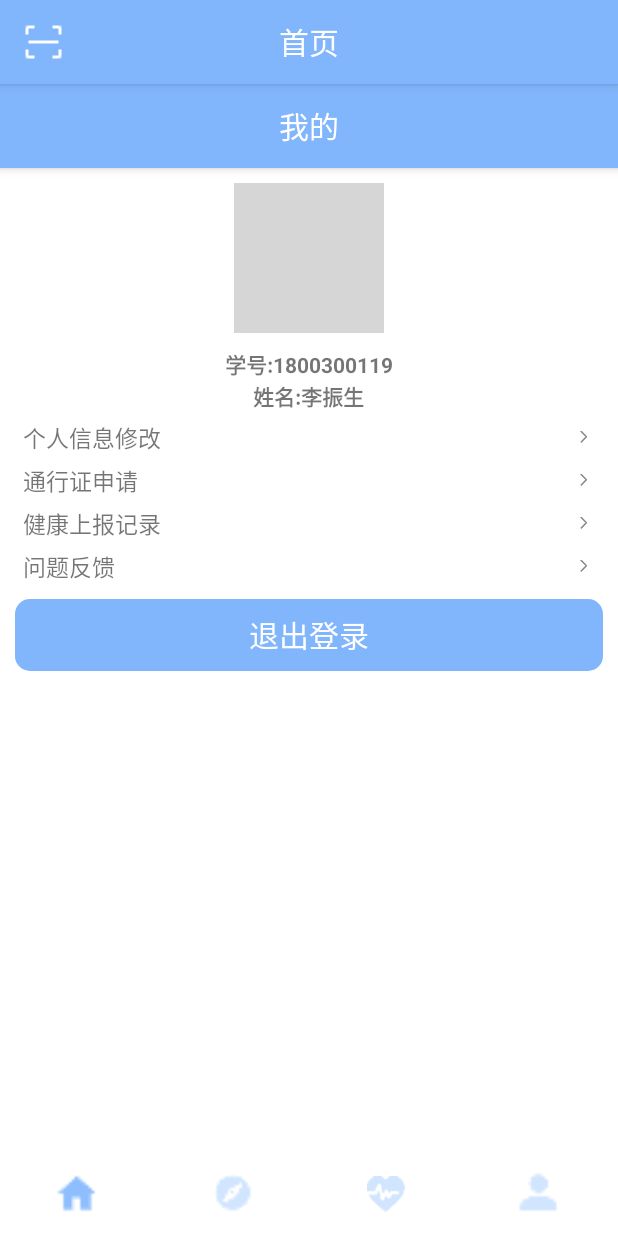
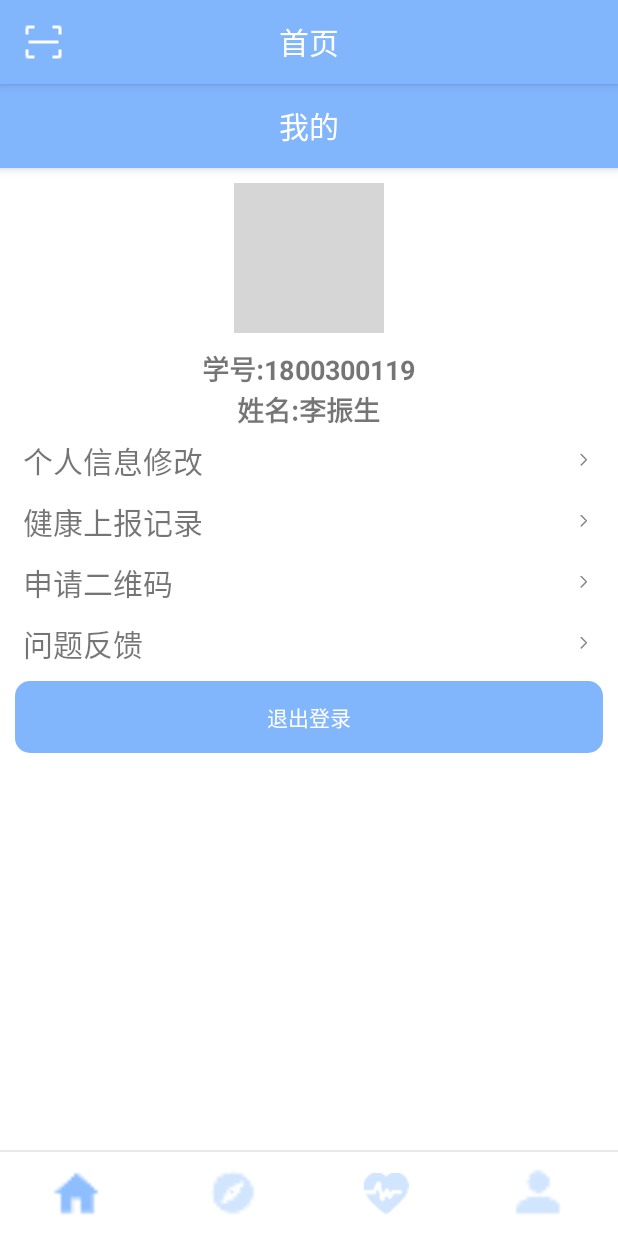
Before and after one commit to LZhenSheng/Epidemic, an Android app: the fragment MeFragment placed in its activity, on a phone screen of 412 x 824 dp. Run offline under Robolectric (Android 15) with nearby library versions, the phone set to English and light mode, and no system bars; our stand-ins replace ButterKnife, CircleImageView; libraries missing offline, so code that uses them is left out: com.chad.library, com.jwenfeng.library; plain views replace MagicIndicator, PullToRefreshLayout; pictures from the network do not load; 3 statements that could not run were skipped; grey boxes are pictures that could not be loaded.

Commit message:
修改界面UI

```diff
--- a/app/src/main/java/com/example/epidemic/activity/LoginStudengActivity.java
+++ b/app/src/main/java/com/example/epidemic/activity/LoginStudengActivity.java
@@ -55,6 +55,7 @@ public class LoginStudengActivity extends BaseTimeActivity {
                 break;
             case R.id.l_login:
                 PreferenceUtil.setObjectId("18237056873");
+                PreferenceUtil.setType("1");
 //                Account account=orm.queryAccountByIphonePassword(lAccount.getText().toString().trim(),lPassword.getText().toString().trim());
 //                if(account!=null){
 //                    PreferenceUtil.setSession(true);
--- a/app/src/main/java/com/example/epidemic/activity/LoginTeacherActivity.java
+++ b/app/src/main/java/com/example/epidemic/activity/LoginTeacherActivity.java
@@ -8,6 +8,7 @@ import android.widget.TextView;
 
 import com.example.epidemic.R;
 import com.example.epidemic.activity.base.BaseTimeActivity;
+import com.example.epidemic.util.PreferenceUtil;
 
 import butterknife.BindView;
 import butterknife.OnClick;
@@ -46,6 +47,7 @@ public class LoginTeacherActivity extends BaseTimeActivity {
                 startActivity(ForgetPasswordActivity.class);
                 break;
             case R.id.l_login:
+                PreferenceUtil.setType("2");
                 startActivityAfterFinishThis(MainActivity.class);
                 break;
             case R.id.iv_replace:
--- a/app/src/main/java/com/example/epidemic/fragment/HealthFrgament.java
+++ b/app/src/main/java/com/example/epidemic/fragment/HealthFrgament.java
@@ -3,11 +3,13 @@ package com.example.epidemic.fragment;
 import android.os.Bundle;
 import android.os.Handler;
 import android.view.LayoutInflater;
+import android.view.MenuItem;
 import android.view.View;
 import android.view.ViewGroup;
 import android.widget.Button;
 
 import androidx.annotation.NonNull;
+import androidx.appcompat.widget.Toolbar;
 import androidx.recyclerview.widget.DividerItemDecoration;
 import androidx.recyclerview.widget.LinearLayoutManager;
 import androidx.recyclerview.widget.RecyclerView;
@@ -49,10 +51,10 @@ public class HealthFrgament extends BaseTitleFragment {
     @BindView(R.id.rv)
     RecyclerView rv;
 
-    @OnClick(R.id.addHealthReport)
-    public void onClick(){
-        startActivity(AddHealthReport.class);
-    }
+//    @OnClick(R.id.addHealthReport)
+//    public void onClick(){
+//        startActivity(AddHealthReport.class);
+//    }
 
     /**
      * 构造方法
@@ -80,8 +82,20 @@ public class HealthFrgament extends BaseTitleFragment {
     @Override
     protected void initData() {
         super.initData();
-        toolbar.setTitle("健康");
+        toolbar.setTitle("健康上报记录");
+        toolbar.inflateMenu(R.menu.menu_add);
         setTitleCenter(toolbar);
+        toolbar.setOnMenuItemClickListener(new Toolbar.OnMenuItemClickListener() {
+            @Override
+            public boolean onMenuItemClick(MenuItem item) {
+                switch (item.getItemId()){
+                    case R.id.action_add:
+                        startActivity(AddHealthReport.class);
+                        break;
+                }
+                return false;
+            }
+        });
     }
 
     @Override
--- a/app/src/main/java/com/example/epidemic/fragment/MeFragment.java
+++ b/app/src/main/java/com/example/epidemic/fragment/MeFragment.java
@@ -6,6 +6,7 @@ import android.view.LayoutInflater;
 import android.view.View;
 import android.view.ViewGroup;
 import android.widget.ImageView;
+import android.widget.LinearLayout;
 
 import androidx.annotation.NonNull;
 
@@ -24,6 +25,11 @@ import butterknife.OnClick;
 
 public class MeFragment extends BaseTitleFragment {
 
+    @BindView(R.id.apply_code)
+    LinearLayout apply_code;
+
+    @BindView(R.id.apply_pass_check)
+    LinearLayout apply_pass_check;
 
     @BindView(R.id.avator)
     ImageView avatar;
@@ -65,6 +71,11 @@ public class MeFragment extends BaseTitleFragment {
     @Override
     protected void initViews() {
         super.initViews();
+        if(PreferenceUtil.getType().equals("1")){
+            apply_code.setVisibility(View.GONE);
+        }else{
+            apply_pass_check.setVisibility(View.GONE);
+        }
         Glide.with(getMainActivity()).load("http://bmob-cdn-28709.bmobpay.com/2020/09/27/eebf2bf6d3aa4e29aafb5f521b33423a.jpg").into(avatar);
     }
 
@@ -75,7 +86,7 @@ public class MeFragment extends BaseTitleFragment {
         setTitleCenter(toolbar);
     }
 
-    @OnClick({R.id.exit,R.id.user_message,R.id.health_report,R.id.apply_pass_check,R.id.question_report})
+    @OnClick({R.id.exit,R.id.user_message,R.id.health_report,R.id.apply_pass_check,R.id.question_report,R.id.apply_code})
     public void onClick(View v){
         switch (v.getId()){
             case R.id.exit:
@@ -94,6 +105,9 @@ public class MeFragment extends BaseTitleFragment {
             case R.id.question_report:
                 startActivity(QuestionReportActivity.class);
                 break;
+            case R.id.apply_code:
+                startActivity(CodeActivity.class);
+                break;
         }
     }
 }
--- a/app/src/main/java/com/example/epidemic/util/PreferenceUtil.java
+++ b/app/src/main/java/com/example/epidemic/util/PreferenceUtil.java
@@ -30,6 +30,11 @@ public class PreferenceUtil {
      * 偏好设置文件名称
      */
     private static final String NAME = "CHARITABLE";
+
+    /**
+     * 偏好设置文件名称
+     */
+    private static final String TYPE = "TYPE";
 
     /**
      * 是否显示引导界面标记
@@ -169,4 +174,20 @@ public class PreferenceUtil {
         putString(OBJECTID, value);
     }
 
+    /**
+     * 是否显示引导界面
+     * @return
+     */
+    public static String getType() {
+        return getString(TYPE);
+    }
+
+    /**
+     * 设置是否显示引导界面
+     * @param value
+     */
+    public static void setType(String value) {
+        putString(TYPE, value);
+    }
+
 }
--- a/app/src/main/res/layout/activity_main.xml
+++ b/app/src/main/res/layout/activity_main.xml
@@ -19,6 +19,14 @@
         android:layout_height="0dp"
         android:layout_weight="1" />
 
+    <LinearLayout
+        android:layout_width="wrap_content"
+        android:layout_height="wrap_content">
+
+        <include layout="@layout/divider_small"/>
+
+    </LinearLayout>
+
     <RelativeLayout
         android:layout_width="match_parent"
         android:layout_height="?attr/actionBarSize">
@@ -39,8 +47,8 @@
 
             <ImageView
                 android:id="@+id/indicator_iv1"
-                android:layout_width="30dp"
-                android:layout_height="30dp"
+                android:layout_width="35dp"
+                android:layout_height="35dp"
                 android:src="@mipmap/home_selected" />
 
             <View
@@ -49,8 +57,8 @@
 
             <ImageView
                 android:id="@+id/indicator_iv2"
-                android:layout_width="30dp"
-                android:layout_height="30dp"
+                android:layout_width="35dp"
+                android:layout_height="35dp"
                 android:src="@mipmap/discovery" />
 
             <View
@@ -59,8 +67,8 @@
 
             <ImageView
                 android:id="@+id/indicator_iv3"
-                android:layout_width="25dp"
-                android:layout_height="25dp"
+                android:layout_width="30dp"
+                android:layout_height="30dp"
                 android:src="@mipmap/healthy" />
 
             <View
@@ -69,8 +77,8 @@
 
             <ImageView
                 android:id="@+id/indicator_iv4"
-                android:layout_width="30dp"
-                android:layout_height="30dp"
+                android:layout_width="35dp"
+                android:layout_height="35dp"
                 android:src="@mipmap/my" />
 
             <View style="@style/MyView" />
--- a/app/src/main/res/layout/activity_question_report.xml
+++ b/app/src/main/res/layout/activity_question_report.xml
@@ -12,8 +12,8 @@
     <!--内容部分layout_behavior:用来控制内容区域-->
     <LinearLayout
         style="@style/ToolbarContent"
-        android:paddingLeft="30dp"
-        android:paddingRight="30dp">
+        android:paddingLeft="10dp"
+        android:paddingRight="10dp">
 
         <TextView
             android:layout_marginTop="@dimen/margin_large"
--- a/app/src/main/res/layout/fragment_me.xml
+++ b/app/src/main/res/layout/fragment_me.xml
@@ -39,11 +39,13 @@
 
                         <TextView
                             android:textStyle="bold"
+                            android:textSize="18sp"
                             android:layout_width="wrap_content"
                             android:layout_height="wrap_content"
                             android:text="学号:1800300119"/>
 
                         <TextView
+                            android:textSize="18sp"
                             android:textStyle="bold"
                             android:layout_width="wrap_content"
                             android:layout_height="wrap_content"
@@ -52,6 +54,7 @@
                     </LinearLayout>
 
                     <LinearLayout
+                        android:layout_marginBottom="5dp"
                         android:gravity="center_vertical"
                         android:paddingLeft="15dp"
                         android:paddingRight="15dp"
@@ -65,7 +68,7 @@
                             android:layout_height="wrap_content"
                             android:drawablePadding="5dp"
                             android:text="个人信息修改"
-                            android:textSize="15sp" />
+                            android:textSize="20sp" />
 
                         <View style="@style/MyView" />
 
@@ -76,7 +79,10 @@
 
                     </LinearLayout>
 
+                    <!--分割线-->
+
                     <LinearLayout
+                        android:layout_marginBottom="5dp"
                         android:gravity="center_vertical"
                         android:paddingLeft="15dp"
                         android:paddingRight="15dp"
@@ -90,7 +96,7 @@
                             android:layout_height="wrap_content"
                             android:drawablePadding="5dp"
                             android:text="通行证申请"
-                            android:textSize="15sp" />
+                            android:textSize="20sp" />
 
                         <View style="@style/MyView" />
 
@@ -101,7 +107,10 @@
 
                     </LinearLayout>
 
+                    <!--分割线-->
+
                     <LinearLayout
+                        android:layout_marginBottom="5dp"
                         android:gravity="center_vertical"
                         android:paddingLeft="15dp"
                         android:paddingRight="15dp"
@@ -115,7 +124,36 @@
                             android:layout_height="wrap_content"
                             android:drawablePadding="5dp"
                             android:text="健康上报记录"
-                            android:textSize="15sp" />
+                            android:textSize="20sp" />
+
+                        <View style="@style/MyView" />
+
+                        <ImageView
+                            android:layout_width="wrap_content"
+                            android:layout_height="wrap_content"
+                            android:src="@mipmap/toward_right" />
+
+                    </LinearLayout>
+
+                    <!--分割线-->
+
+
+                    <LinearLayout
+                        android:layout_marginBottom="5dp"
+                        android:gravity="center_vertical"
+                        android:paddingLeft="15dp"
+                        android:paddingRight="15dp"
+                        android:id="@+id/apply_code"
+                        android:layout_width="wrap_content"
+                        android:layout_height="wrap_content"
+                        android:layout_marginTop="5dp">
+
+                        <TextView
+                            android:layout_width="wrap_content"
+                            android:layout_height="wrap_content"
+                            android:drawablePadding="5dp"
+                            android:text="申请二维码"
+                            android:textSize="20sp" />
 
                         <View style="@style/MyView" />
 
@@ -140,7 +178,7 @@
                             android:layout_height="wrap_content"
                             android:drawablePadding="5dp"
                             android:text="问题反馈"
-                            android:textSize="15sp" />
+                            android:textSize="20sp" />
 
                         <View style="@style/MyView" />
 
@@ -178,8 +216,7 @@
                         android:background="@drawable/selector_color_primary"
                         android:foreground="?android:attr/selectableItemBackground"
                         android:text="退出登录"
-                        android:textColor="@drawable/selector_text_color_primary_reverse"
-                        android:textSize="20sp" />
+                        android:textColor="@drawable/selector_text_color_primary_reverse" />
 
                 </LinearLayout>
             </ScrollView>
```
Also changed, not shown: app/src/main/res/layout/activity_add_apply_for_pass.xml (+8 -4 lines), app/src/main/res/layout/fragment_health_frgament.xml (+0 -11 lines), app/src/main/res/layout/item_pass.xml (added, +7 -0 lines), app/src/main/res/mipmap-xhdpi/add.png (renamed from app/src/main/res/mipmap-xxhdpi/add.png).
